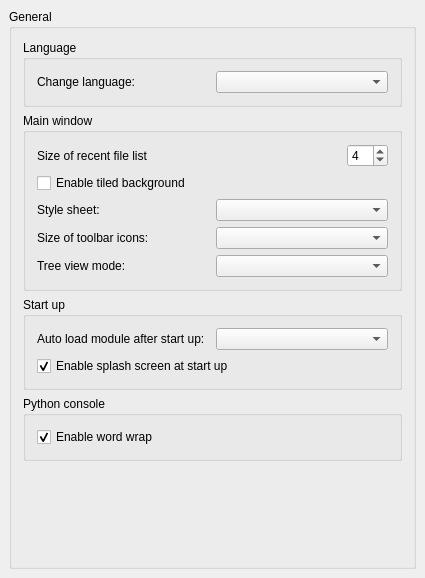
This is src/Gui/DlgGeneral.ui in southseact-3d/fcd as Qt 5 draws it before an edit. The edited form follows.
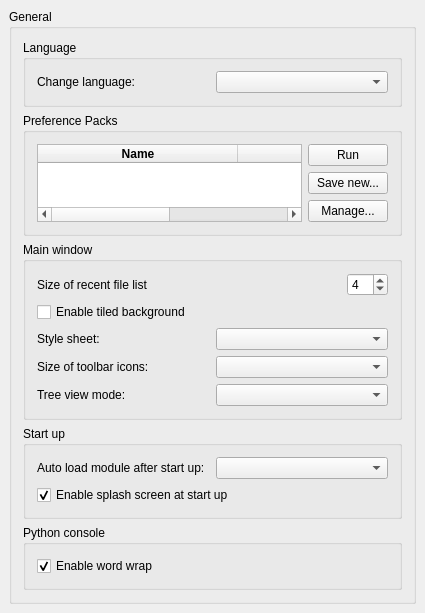
This is the edited form. Custom widgets are drawn as their Qt base class.

Commit message:
[GUI] Add PreferencePack support
Preference Packs are collections of preferences that can be applied en
mass to the user's current setup. Any preference that can be stored in
user.cfg can be stored in a preference pack, and they are designed to be
easy to distribute.

Support is also added for saving a subset of current preferences into a
new preference pack in order to facilitate easy creation of new
"themes", etc.

What changed in the file:
```diff
--- a/src/Gui/DlgGeneral.ui
+++ b/src/Gui/DlgGeneral.ui
@@ -65,6 +65,146 @@
         </layout>
        </widget>
       </item>
+      <item>
+       <widget class="QGroupBox" name="groupBox">
+        <property name="title">
+         <string>Preference Packs</string>
+        </property>
+        <layout class="QHBoxLayout" name="horizontalLayout">
+         <item>
+          <layout class="QHBoxLayout" name="horizontalLayout_2">
+           <item>
+            <widget class="QTableWidget" name="PreferencePacks">
+             <property name="editTriggers">
+              <set>QAbstractItemView::NoEditTriggers</set>
+             </property>
+             <property name="showDropIndicator" stdset="0">
+              <bool>false</bool>
+             </property>
+             <property name="dragDropOverwriteMode">
+              <bool>false</bool>
+             </property>
+             <property name="selectionMode">
+              <enum>QAbstractItemView::SingleSelection</enum>
+             </property>
+             <property name="selectionBehavior">
+              <enum>QAbstractItemView::SelectRows</enum>
+             </property>
+             <property name="showGrid">
+              <bool>false</bool>
+             </property>
+             <property name="sortingEnabled">
+              <bool>true</bool>
+             </property>
+             <property name="wordWrap">
+              <bool>false</bool>
+             </property>
+             <property name="cornerButtonEnabled">
+              <bool>false</bool>
+             </property>
+             <attribute name="horizontalHeaderVisible">
+              <bool>true</bool>
+             </attribute>
+             <attribute name="horizontalHeaderCascadingSectionResizes">
+              <bool>true</bool>
+             </attribute>
+             <attribute name="horizontalHeaderMinimumSectionSize">
+              <number>75</number>
+             </attribute>
+             <attribute name="horizontalHeaderDefaultSectionSize">
+              <number>200</number>
+             </attribute>
+             <attribute name="horizontalHeaderStretchLastSection">
+              <bool>true</bool>
+             </attribute>
+             <attribute name="verticalHeaderVisible">
+              <bool>false</bool>
+             </attribute>
+             <attribute name="verticalHeaderMinimumSectionSize">
+              <number>16</number>
+             </attribute>
+             <attribute name="verticalHeaderDefaultSectionSize">
+              <number>24</number>
+             </attribute>
+             <column>
+              <property name="text">
+               <string>Name</string>
+              </property>
+              <property name="font">
+               <font>
+                <weight>75</weight>
+                <bold>true</bold>
+               </font>
+              </property>
+             </column>
+             <column>
+              <property name="text">
+               <string>Type</string>
+              </property>
+              <property name="font">
+               <font>
+                <weight>75</weight>
+                <bold>true</bold>
+               </font>
+              </property>
+             </column>
+            </widget>
+           </item>
+           <item>
+            <layout class="QVBoxLayout" name="verticalLayout_2">
+             <item>
+              <widget class="QPushButton" name="ApplyPreferencePack">
+               <property name="sizePolicy">
+                <sizepolicy hsizetype="Fixed" vsizetype="Fixed">
+                 <horstretch>0</horstretch>
+                 <verstretch>0</verstretch>
+                </sizepolicy>
+               </property>
+               <property name="text">
+                <string>Run</string>
+               </property>
+              </widget>
+             </item>
+             <item>
+              <widget class="QPushButton" name="SaveNewPreferencePack">
+               <property name="text">
+                <string>Save new...</string>
+               </property>
+              </widget>
+             </item>
+             <item>
+              <widget class="QPushButton" name="ManagePreferencePacks">
+               <property name="sizePolicy">
+                <sizepolicy hsizetype="Fixed" vsizetype="Fixed">
+                 <horstretch>0</horstretch>
+                 <verstretch>0</verstretch>
+                </sizepolicy>
+               </property>
+               <property name="text">
+                <string>Manage...</string>
+               </property>
+              </widget>
+             </item>
+             <item>
+              <spacer name="verticalSpacer">
+               <property name="orientation">
+                <enum>Qt::Vertical</enum>
+               </property>
+               <property name="sizeHint" stdset="0">
+                <size>
+                 <width>20</width>
+                 <height>40</height>
+                </size>
+               </property>
+              </spacer>
+             </item>
+            </layout>
+           </item>
+          </layout>
+         </item>
+        </layout>
+       </widget>
+      </item>
       <item>
        <widget class="QGroupBox" name="GroupBox3">
         <property name="title">
@@ -323,19 +463,6 @@
         </layout>
        </widget>
       </item>
-      <item>
-       <spacer>
-        <property name="orientation">
-         <enum>Qt::Vertical</enum>
-        </property>
-        <property name="sizeHint" stdset="0">
-         <size>
-          <width>352</width>
-          <height>221</height>
-         </size>
-        </property>
-       </spacer>
-      </item>
      </layout>
     </widget>
    </item>
@@ -353,11 +480,6 @@
    <extends>QSpinBox</extends>
    <header>Gui/PrefWidgets.h</header>
   </customwidget>
-  <customwidget>
-   <class>Gui::PrefComboBox</class>
-   <extends>QComboBox</extends>
-   <header>Gui/PrefWidgets.h</header>
-  </customwidget>
  </customwidgets>
  <tabstops>
   <tabstop>Languages</tabstop>
```
Left out of the diff: 134 changed lines with no effect on the pictures. The commit also changes 28 other files.
